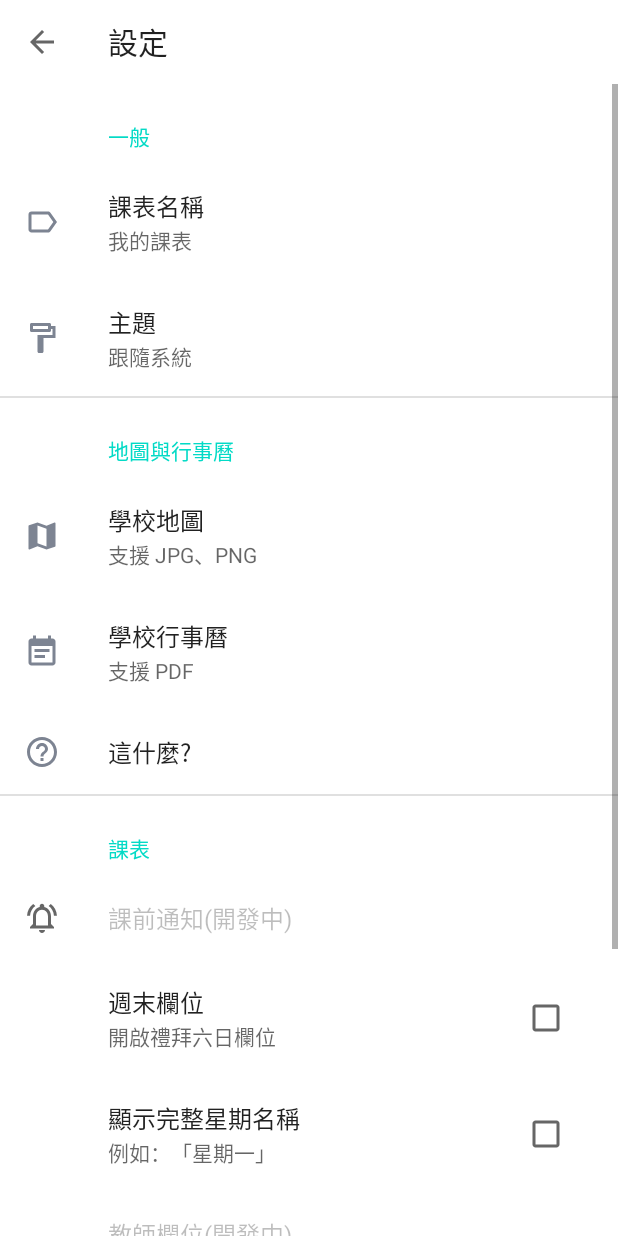
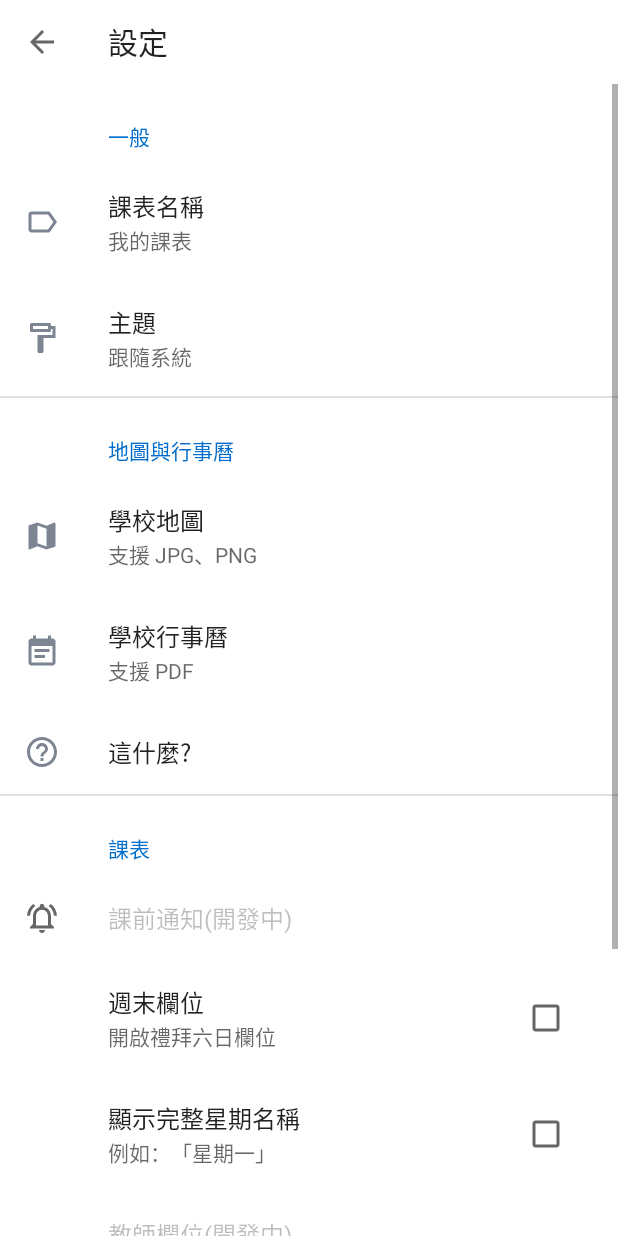
Before and after one commit to MrNegativeTW/MinimalistTimetable, an Android app: the SettingsActivity screen opened directly, with no data from a screen before it, on a phone screen of 412 x 824 dp. Run offline under Robolectric (Android 15) with nearby library versions, the phone set to English and light mode, and no system bars; our stand-ins replace androidx.preference.

Commit message:
Add colorSecondary for settings screen

```diff
--- a/course/app/src/main/res/values-night/themes.xml
+++ b/course/app/src/main/res/values-night/themes.xml
@@ -8,6 +8,7 @@
 
         <!-- Theme colors -->
         <item name="colorPrimary">@color/colorAccentDark</item>
+        <item name="colorSecondary">@color/colorPrimaryDark</item>
         <item name="iconColor">@android:color/white</item>
         <item name="editTextCardBackground">@color/materialDarkSurface</item>
 
--- a/course/app/src/main/res/values/themes.xml
+++ b/course/app/src/main/res/values/themes.xml
@@ -9,6 +9,7 @@
         <!-- Theme colors -->
         <item name="colorPrimary">@color/colorAccentDark</item>
         <item name="colorPrimaryDark">@color/colorPrimaryDark</item>
+        <item name="colorSecondary">@color/colorPrimaryDark</item>
         <item name="iconColor">@color/gray</item>
         <item name="editTextCardBackground">@color/grey200</item>
 
```
